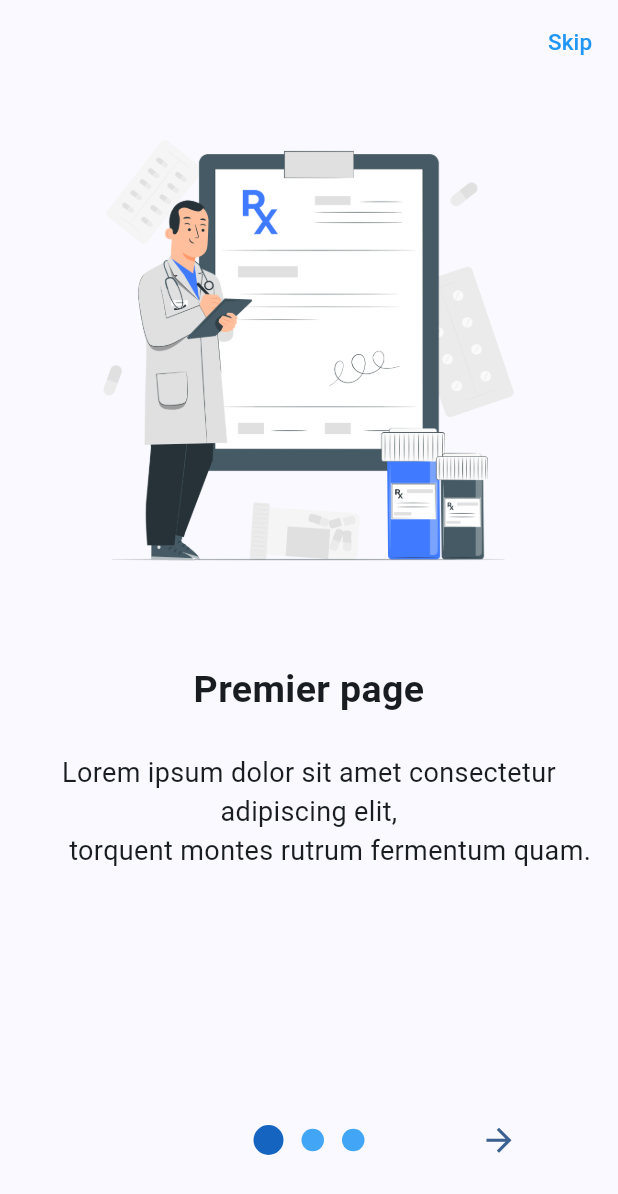
After one commit to latyr0503/doctor_app_, a Flutter app: the IntroScreen screen opened directly, on a phone screen of 412 x 824 dp. The commit adds this screen. Shown: the top 1194 px of the screen. Run offline on Flutter 3.47's test engine with Material 2 defaults, Android fonts, the light colour scheme and no system bars; drawn by our look-alikes of introduction_screen.

Commit message:
intégration de 3 pages

```diff
--- a/lib/main.dart
+++ b/lib/main.dart
@@ -18,6 +18,7 @@ class MyApp extends StatelessWidget {
         colorScheme: ColorScheme.fromSeed(seedColor: Colors.blue.shade700),
         useMaterial3: true,
       ),
+      // home: IntroScreen(),
       home: const HomePage(),
     );
   }
--- /dev/null
+++ b/lib/pages/introduction_screen.dart
@@ -0,0 +1,118 @@
+import 'package:doctor_app/pages/welcome_page.dart';
+import 'package:flutter/material.dart';
+import 'package:introduction_screen/introduction_screen.dart';
+
+class IntroScreen extends StatelessWidget {
+  IntroScreen({super.key});
+
+  final List<PageViewModel> pages = [
+    PageViewModel(
+      title: "Premier page",
+      body: """Lorem ipsum dolor sit amet consectetur adipiscing elit,
+      torquent montes rutrum fermentum quam.""",
+      image: Center(
+        child: Image.asset("assets/Medical prescription-pana.png"),
+      ),
+      decoration: const PageDecoration(
+        titleTextStyle: TextStyle(
+          fontSize: 25.0,
+          fontWeight: FontWeight.bold,
+        ),
+      ),
+    ),
+    PageViewModel(
+      title: "Deuxieme page",
+      body: """Lorem ipsum dolor sit amet consectetur adipiscing elit,
+      torquent montes rutrum fermentum quam.""",
+      image: Center(
+        child: Image.asset("assets/Date picker-pana.png"),
+      ),
+      decoration: const PageDecoration(
+        titleTextStyle: TextStyle(
+          fontSize: 25.0,
+          fontWeight: FontWeight.bold,
+        ),
+      ),
+    ),
+    PageViewModel(
+      title: "troisième page",
+      body: """Lorem ipsum dolor sit amet consectetur adipiscing elit,
+      torquent montes rutrum fermentum quam.""",
+      // footer: ElevatedButton(
+      //   onPressed: () {},
+      //   child: const Text("Let's Go"),
+      // ),
+      image: Center(
+        child: Image.asset("assets/Doctors-pana.png"),
+      ),
+      decoration: const PageDecoration(
+        titleTextStyle: TextStyle(
+          fontSize: 25.0,
+          fontWeight: FontWeight.bold,
+        ),
+      ),
+    ),
+  ];
+
+  @override
+  Widget build(BuildContext context) {
+    return Scaffold(
+      appBar: AppBar(
+        actions: [
+          TextButton(
+            onPressed: () => onDone(context),
+            child: const Text(
+              "Skip",
+              style: TextStyle(
+                color: Colors.blue,
+                fontSize: 15,
+              ),
+            ),
+          ),
+        ],
+      ),
+      body: Padding(
+        padding: const EdgeInsets.symmetric(vertical: 24.0),
+        child: IntroductionScreen(
+          pages: pages,
+          dotsDecorator: const DotsDecorator(
+              size: Size(15, 15),
+              color: Color.fromRGBO(66, 165, 245, 1),
+              activeColor: Color.fromRGBO(21, 101, 192, 1),
+              activeSize: Size.square(20)),
+          showDoneButton: true,
+          done: const Text(
+            "Done",
+            style: TextStyle(fontSize: 20),
+          ),
+          // showSkipButton: true,
+          // skip: const Text(
+          //   "Skip",
+          //   style: TextStyle(fontSize: 20),
+          // ),
+          showBackButton: true,
+          back: const Icon(
+            Icons.arrow_back,
+            size: 25,
+          ),
+          showNextButton: true,
+          next: const Icon(
+            Icons.arrow_forward,
+            size: 25,
+          ),
+          onDone: () => onDone(context),
+          curve: Curves.bounceInOut,
+        ),
+      ),
+    );
+  }
+
+  void onDone(context) {
+    Navigator.pushReplacement(
+      context,
+      MaterialPageRoute(
+        builder: (context) => const Welcome_page(),
+      ),
+    );
+  }
+}
--- /dev/null
+++ b/lib/pages/welcome_page.dart
@@ -0,0 +1,19 @@
+import 'package:flutter/material.dart';
+
+// ignore: camel_case_types
+class Welcome_page extends StatelessWidget {
+  const Welcome_page({super.key});
+
+  @override
+  Widget build(BuildContext context) {
+    return const Scaffold(
+      body: Center(
+        child: Text("Bienvenue dans la page d'acceuil", style: TextStyle(
+          fontSize: 30,
+          fontWeight: FontWeight.w900,
+          color: Color.fromRGBO(21, 101, 192, 1)
+        ),),
+      ),
+    );
+  }
+}
```
Also changed, not shown: lib/pages/home.dart (+19 -10 lines), pubspec.yaml (+3 -34 lines), pubspec.lock, 1 other file.
